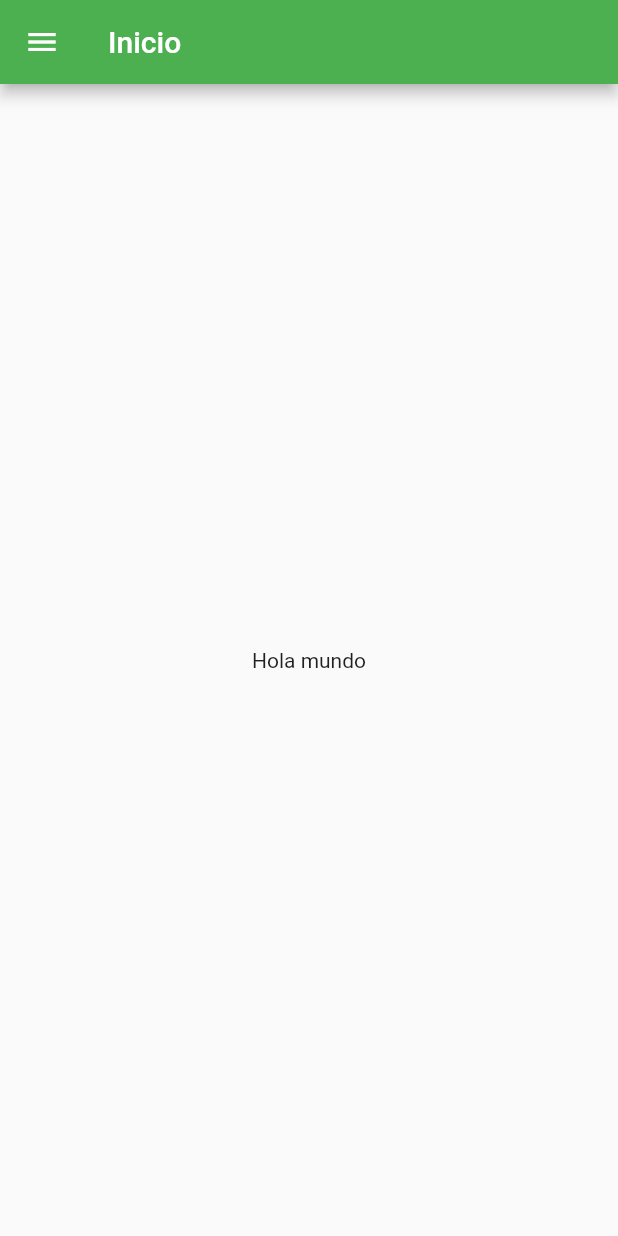
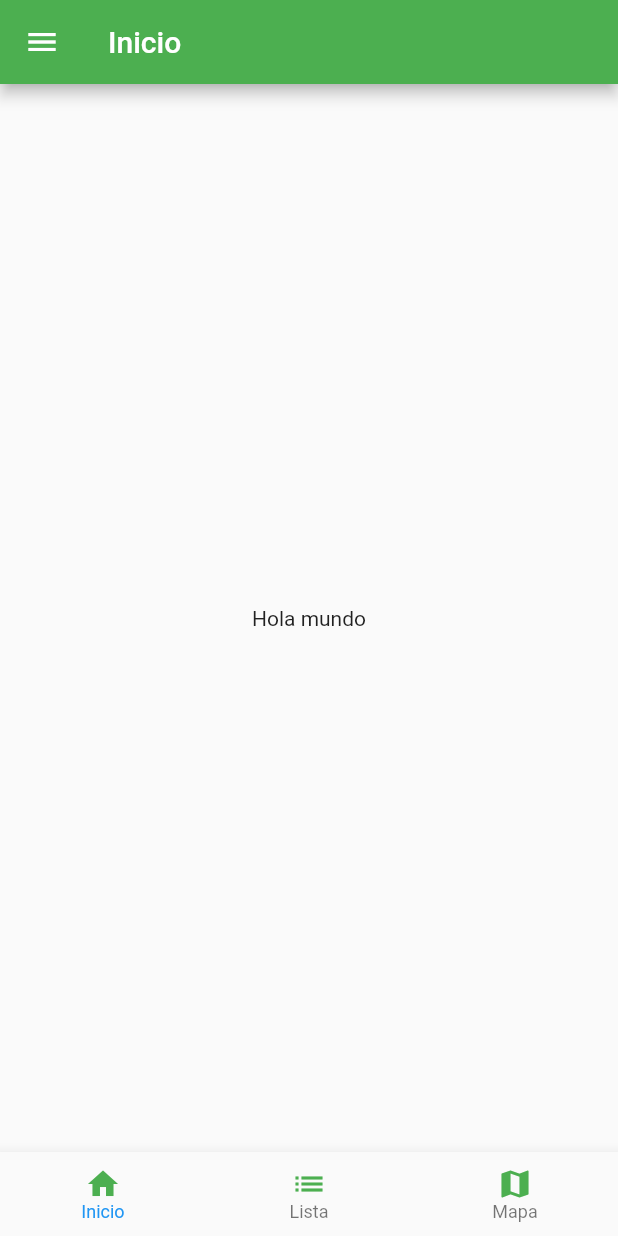
Before and after one commit to diego1996/flutter-project-eis, a Flutter app: the screen it shows after launch, on a phone screen of 412 x 824 dp. Run offline on Flutter 3.47's test engine with Material 2 defaults, Android fonts, the phone set to English and light mode, and no system bars; our stand-ins replace splashscreen.

Commit message:
add bottom navigation

```diff
--- a/plants/lib/pages/home.page.dart
+++ b/plants/lib/pages/home.page.dart
@@ -1,4 +1,5 @@
 import 'package:flutter/material.dart';
+import 'package:plants/widgets/bottom.navigation.widget.dart';
 import 'package:plants/widgets/navigation.drawer.widget.dart';
 
 class HomePage extends StatefulWidget {
@@ -24,6 +25,7 @@
           backgroundColor: Colors.green,
           title: const Text("Inicio"),
         ),
+        bottomNavigationBar: const BottomNavigation(),
         body: const Center(
           child: Text("Hola mundo"),
         ));
--- /dev/null
+++ b/plants/lib/widgets/bottom.navigation.widget.dart
@@ -0,0 +1,33 @@
+import 'package:flutter/material.dart';
+
+class BottomNavigation extends StatelessWidget {
+  const BottomNavigation({Key? key}) : super(key: key);
+
+  @override
+  Widget build(BuildContext context) {
+    return BottomNavigationBar(
+
+
+      type: BottomNavigationBarType.fixed,
+      selectedLabelStyle: const TextStyle(fontSize: 12,color: Colors.white),
+      items: const <BottomNavigationBarItem>[
+        BottomNavigationBarItem(
+          icon: Icon(Icons.home, color: Colors.green),
+          backgroundColor: Colors.green,
+          label: 'Inicio',
+        ),
+        BottomNavigationBarItem(
+          icon: Icon(Icons.list, color: Colors.green),
+          backgroundColor: Colors.green,
+          label: 'Lista',
+
+        ),
+        BottomNavigationBarItem(
+          icon: Icon(Icons.map,  color: Colors.green),
+
+          label: 'Mapa',
+        ),
+      ],
+    );
+  }
+}
```
